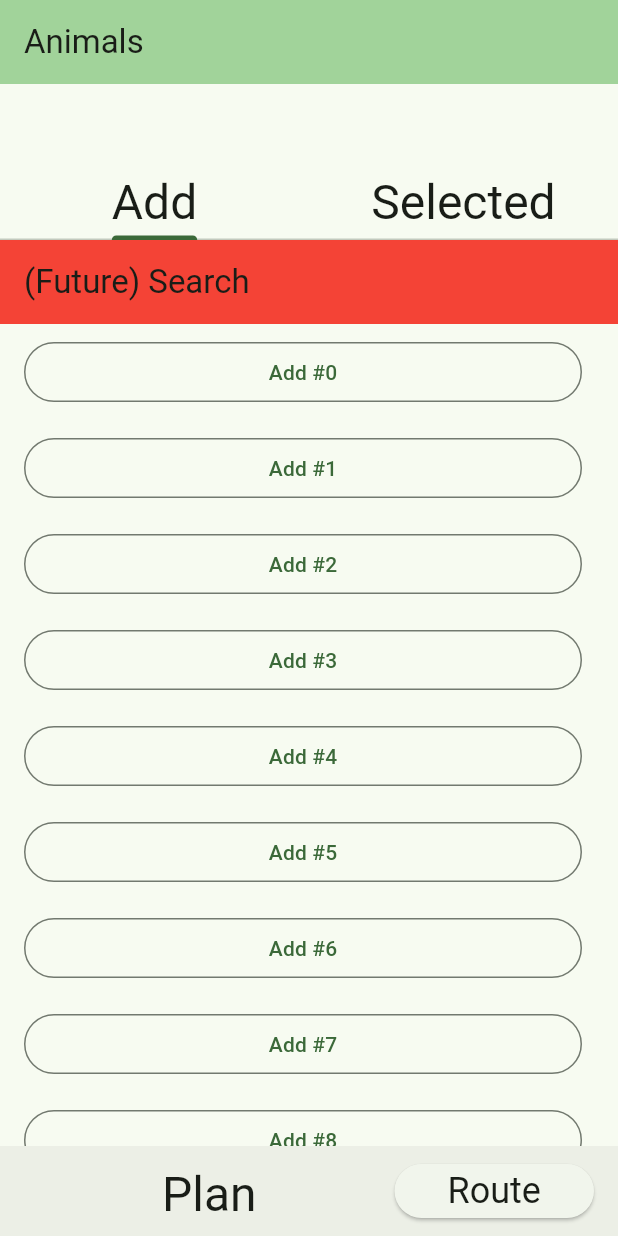
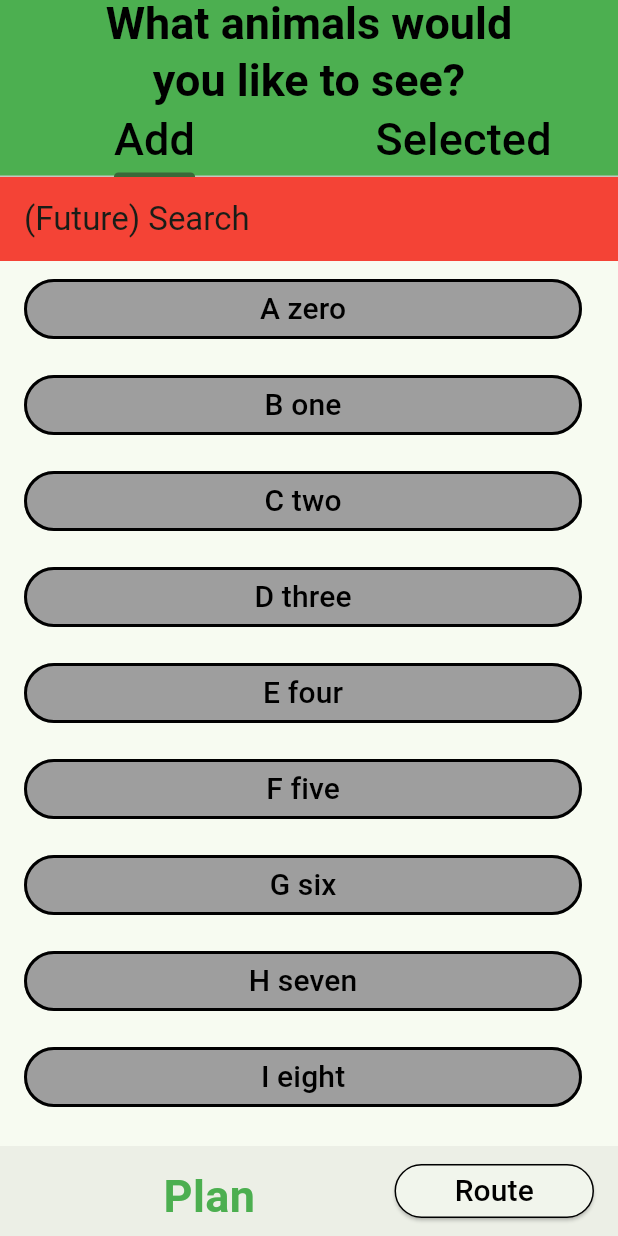
Before and after one commit to michaelholzer/Zoo_Route_Planner, a Flutter app: the screen it shows after launch, on a phone screen of 412 x 824 dp. Run offline on Flutter 3.47's test engine with Material 3 defaults, Android fonts, the light colour scheme and no system bars.

Commit message:
Edited Plan Page (both tabs). Placeholder names can be selected and will appear on the selected tab. De-selecting the names will remove them from the selected tab.

```diff
--- a/lib/main.dart
+++ b/lib/main.dart
@@ -1,3 +1,5 @@
+import 'dart:ui';
+
 import 'package:flutter/material.dart';
 import 'package:zoo_route_planner/routeMain.dart';
 
@@ -33,6 +35,11 @@ class MyHomePage extends StatefulWidget {
 
 class _MyHomePageState extends State<MyHomePage> {
 
+  // this could eventually become a map depending on what functionality is needed
+  List animalNames = ['A zero', 'B one', 'C two', 'D three', 'E four', 'F five', 'G six', 'H seven', 'I eight'];
+  List animalSelected = [false, false, false, false, false, false, false, false, false];
+  List selectedAnimals = [];
+
   void _moveToRoute () {
     setState((){});
     Navigator.push(
@@ -41,35 +48,58 @@ class _MyHomePageState extends State<MyHomePage> {
     );
   }
 
-  void _test () {
-
+  void changeAnimalState (int index) {
+    setState((){
+      animalSelected[index] = !animalSelected[index];
+      if (animalSelected[index]) {
+        selectedAnimals.add(animalNames[index]);
+        selectedAnimals.sort();
+      } else {
+        selectedAnimals.remove(animalNames[index]);
+      }
+    });
   }
 
   @override
   Widget build(BuildContext context) {
     return Scaffold(
-      appBar: AppBar(
-        automaticallyImplyLeading: false,
-        backgroundColor: Theme.of(context).colorScheme.inversePrimary,
-        title: const Text('Animals'),
-      ),
       body: DefaultTabController(
         length: 2,
         child: Scaffold(
           appBar: AppBar(
+            backgroundColor: Colors.green,
             automaticallyImplyLeading: false,
-            bottom: TabBar(
+            toolbarHeight: 70,
+            title: Container(
+              alignment: Alignment.center,
+              child:const Text(
+                "What animals would\nyou like to see?",
+                textAlign: TextAlign.center,
+                style: TextStyle(
+                  color: Colors.black,
+                  fontSize: 30,
+                  fontWeight: FontWeight.bold,
+                ),
+              ),
+            ),
+            bottom: const TabBar(
               tabs: [
                 Tab(
                   child: Text(
                     'Add',
-                    style: Theme.of(context).textTheme.headlineLarge,
+                    style: TextStyle(
+                      color: Colors.black,
+                      fontSize: 30,
+                    ),
                   ),
                 ),
                 Tab(
                   child: Text(
                     'Selected',
-                    style: Theme.of(context).textTheme.headlineLarge,
+                    style: TextStyle(
+                      color: Colors.black,
+                      fontSize: 30,
+                    ),
                   ),
                 ),
               ],
@@ -77,9 +107,9 @@ class _MyHomePageState extends State<MyHomePage> {
           ),
           body: TabBarView(
             children: [
-              CustomScrollView(
+              CustomScrollView(                   // add tab
                 slivers: [
-                  SliverAppBar(
+                  const SliverAppBar(
                     automaticallyImplyLeading: false,
                     pinned: true,
                     title: Text('(Future) Search'),
@@ -88,18 +118,48 @@ class _MyHomePageState extends State<MyHomePage> {
                   ),
                   SliverList(
                     delegate: SliverChildBuilderDelegate(
-                      (context, index) => ListTile(title: OutlinedButton(onPressed: _test, child:Text('Add #$index'))),
-                      childCount: 20,
+                      (context, index) {
+                        return ListTile(
+                          title: OutlinedButton(
+                            style: OutlinedButton.styleFrom(
+                              // shape: StadiumBorder(),
+                              backgroundColor: animalSelected[index] ? Colors.blue : Colors.grey,
+                              side: const BorderSide(
+                                  width: 2,
+                                  color: Colors.black,
+                              ),
+                            ),
+                            onPressed: () { changeAnimalState(index); },
+                            child:Text(
+                              animalNames[index],
+                              style: const TextStyle(
+                                color: Colors.black,
+                                fontSize: 20,
+                              ),
+                            )
+                          )
+                        );
+                      },
+                      childCount: animalNames.length,
                     ),
                   ),
                 ],
               ),
-              CustomScrollView(
+              CustomScrollView(                 // selected tab
                 slivers: [
                   SliverList(
                     delegate: SliverChildBuilderDelegate(
-                      (context, index) => ListTile(title: Text('Selected #$index')),
-                      childCount: 10,
+                      (context, index) {
+                        return ListTile(
+                          title: Text(
+                            (selectedAnimals.isEmpty) ? "No Animals Selected" : selectedAnimals[index],
+                            style: TextStyle(
+                              fontSize: (selectedAnimals.isEmpty) ? 25 : 20,
+                            ),
+                          ),
+                        );
+                      },
+                      childCount: (selectedAnimals.isEmpty) ? 1 : selectedAnimals.length,
                     ),
                   ),
                 ],
@@ -117,19 +177,32 @@ class _MyHomePageState extends State<MyHomePage> {
               flex: 65,
               child: Container (
                 alignment: Alignment.center,
-                child: Text(
+                child: const Text(
                   'Plan',
-                  style: Theme.of(context).textTheme.headlineLarge,
+                  style: TextStyle(
+                    color: Colors.green,
+                    fontSize: 30,
+                    fontWeight: FontWeight.bold,
+                  ),
                 ),
               ),
             ),
             Expanded(
               flex: 35,
               child: ElevatedButton(
+                style: ElevatedButton.styleFrom(
+                  side: const BorderSide(
+                    width: 1,
+                    color: Colors.black,
+                  ),
+                ),
                 onPressed: _moveToRoute,
-                child: Text(
+                child: const Text(
                   'Route',
-                  style: Theme.of(context).textTheme.headlineSmall,
+                  style: TextStyle(
+                    color: Colors.black,
+                    fontSize: 20,
+                  ),
                 ),
               ),
             ),
```
